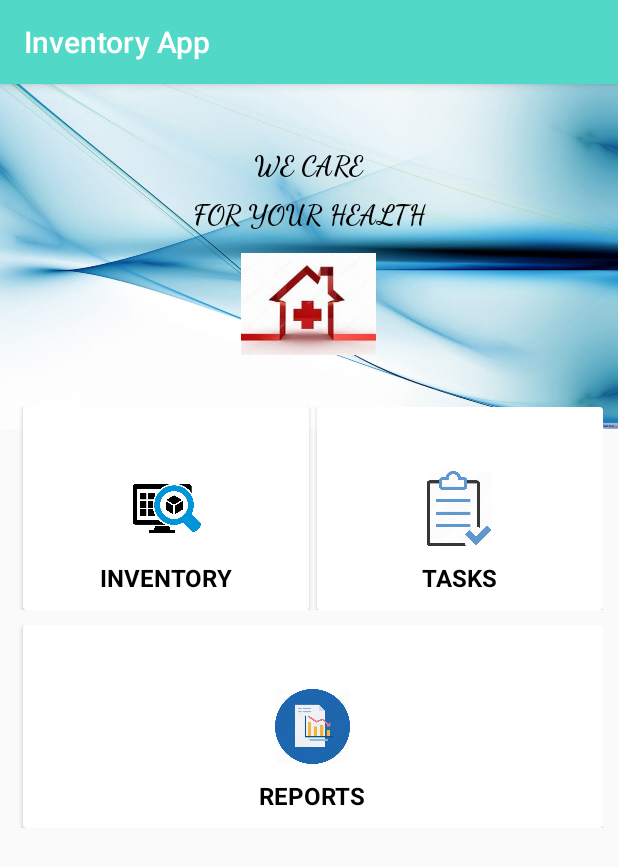
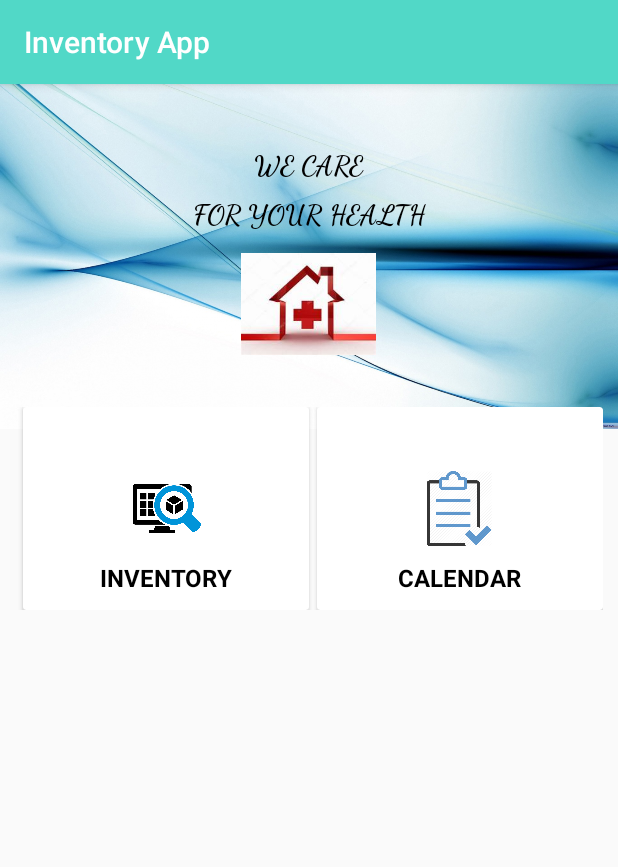
Before and after one commit to baramadalina/Android, an Android app: the SecondActivity screen opened directly, with no data from a screen before it, on a phone screen of 412 x 824 dp. Shown: the top 867 px of the screen. Run offline under Robolectric (Android 15) with nearby library versions, the phone set to English and light mode, and no system bars.

Commit message:
add calendar in order to perform equipment reservation later

```diff
--- a/app/src/main/AndroidManifest.xml
+++ b/app/src/main/AndroidManifest.xml
@@ -39,6 +39,7 @@
                 android:name="android.app.searchable"
                 android:resource="@menu/menu_search"></meta-data>
         </activity>
+        <activity android:name=".activities.CalendarActivity" />
 
     </application>
 
--- a/app/src/main/java/com/androidtutorialshub/loginregister/activities/SecondActivity.java
+++ b/app/src/main/java/com/androidtutorialshub/loginregister/activities/SecondActivity.java
@@ -11,43 +11,31 @@ import com.androidtutorialshub.loginregister.R;
 public class SecondActivity extends AppCompatActivity {
 
     private Button btn_inventory;
-    private Button btn_tasks;
-    private Button btn_reports;
+    private Button btn_calendar;
 
     @Override
     protected void onCreate(Bundle savedInstanceState) {
         super.onCreate(savedInstanceState);
         setContentView(R.layout.activity_second);
 
-        btn_inventory=(Button)findViewById(R.id.ButtonInventory);
-        btn_tasks=(Button)findViewById(R.id.ButtonTasks);
-        btn_reports=(Button)findViewById(R.id.ButtonReports);
+        btn_inventory = (Button) findViewById(R.id.ButtonInventory);
+        btn_calendar = (Button) findViewById(R.id.ButtonCalendar);
 
         btn_inventory.setOnClickListener(new View.OnClickListener() {
             @Override
             public void onClick(View view) {
-                Intent inventoryIntent=new Intent(SecondActivity.this, InventoryListActivity.class);
+                Intent inventoryIntent = new Intent(SecondActivity.this, InventoryListActivity.class);
                 SecondActivity.this.startActivity(inventoryIntent);
             }
         });
 
-        btn_tasks.setOnClickListener(new View.OnClickListener() {
+        btn_calendar.setOnClickListener(new View.OnClickListener() {
             @Override
-            public void onClick(View view) {
-                Intent tasksIntent=new Intent(SecondActivity.this,TasksActivity.class);
-                SecondActivity.this.startActivity(tasksIntent);
+            public void onClick(View v) {
+                Intent intent = new Intent(SecondActivity.this, CalendarActivity.class);
+                startActivity(intent);
             }
         });
 
-        btn_reports.setOnClickListener(new View.OnClickListener() {
-            @Override
-            public void onClick(View view) {
-                Intent reportsIntent=new Intent(SecondActivity.this,ReportsActivity.class);
-                SecondActivity.this.startActivity(reportsIntent);
-
-            }
-        });
-
-
     }
 }
--- a/app/src/main/res/layout/activity_second.xml
+++ b/app/src/main/res/layout/activity_second.xml
@@ -157,7 +157,7 @@
                                     <TextView
                                         android:layout_width="wrap_content"
                                         android:layout_height="wrap_content"
-                                        android:text="TASKS"
+                                        android:text="CALENDAR"
                                         android:textColor="#000000"
                                         android:textSize="16sp"
                                         android:layout_below="@+id/ImageViewTask"
@@ -166,90 +166,32 @@
                                         android:layout_marginBottom="10dp"
                                         android:textStyle="normal|bold" />
 
+                                    <TextView
+                                        android:id="@+id/date"
+                                        android:layout_width="0dp"
+                                        android:layout_height="51dp"
+                                        android:text="Date"
+                                        android:textAlignment="center"
+                                        android:textSize="45dp"
+                                        android:visibility="visible" />
 
                                     <Button
                                         android:layout_width="match_parent"
                                         android:layout_height="match_parent"
-                                        android:id="@+id/ButtonTasks"
+                                        android:id="@+id/ButtonCalendar"
                                         android:background="@android:color/transparent"
                                         android:layout_alignParentBottom="true" />
 
-
                                 </RelativeLayout>
-
-
                             </android.support.v7.widget.CardView>
-
-
-
                         </LinearLayout>
-                        <LinearLayout
-                            android:layout_width="match_parent"
-                            android:layout_height="135dp"
-                            android:orientation="horizontal"
-                            android:layout_marginBottom="10dp">
-
-
-                            <android.support.v7.widget.CardView
-                                android:layout_width="match_parent"
-                                android:layout_height="match_parent"
-                                android:layout_weight="1"
-                                android:gravity="center"
-                                android:layout_marginLeft="5dp"
-                                android:orientation="vertical">
-
-                                <RelativeLayout
-                                    android:layout_width="match_parent"
-                                    android:layout_height="match_parent">
-
-                                    <ImageView
-                                        android:layout_width="50dp"
-                                        android:layout_height="50dp"
-                                        android:src="@drawable/report"
-                                        android:layout_centerInParent="true"
-                                        android:id="@+id/ImageViewReport" />
-
-                                    <TextView
-                                        android:layout_width="wrap_content"
-                                        android:layout_height="wrap_content"
-                                        android:text="REPORTS"
-                                        android:textColor="#000000"
-                                        android:textSize="16sp"
-                                        android:layout_below="@+id/ImageViewReport"
-                                        android:layout_centerHorizontal="true"
-                                        android:layout_marginTop="10dp"
-                                        android:layout_marginBottom="10dp"
-                                        android:textStyle="normal|bold" />
-
-
-                                    <Button
-                                        android:layout_width="match_parent"
-                                        android:layout_height="match_parent"
-                                        android:id="@+id/ButtonReports"
-                                        android:background="@android:color/transparent"/>
-
-
-                                </RelativeLayout>
-
-
-                            </android.support.v7.widget.CardView>
-
-
-                        </LinearLayout>
-
 
                     </LinearLayout>
 
-
                 </RelativeLayout>
-
 
             </LinearLayout>
 
-
-
         </ScrollView>
 
-
-
     </RelativeLayout>
--- a/app/src/main/res/values-w820dp/dimens.xml
+++ /dev/null
@@ -1,6 +0,0 @@
-<resources>
-    <!-- Example customization of dimensions originally defined in res/values/dimens.xml
-         (such as screen margins) for screens with more than 820dp of available width. This
-         would include 7" and 10" devices in landscape (~960dp and ~1280dp respectively). -->
-    <dimen name="activity_horizontal_margin">64dp</dimen>
-</resources>
```
Also changed, not shown: app/src/main/java/com/androidtutorialshub/loginregister/activities/CalendarActivity.java (added, +119 -0 lines), app/src/main/java/com/androidtutorialshub/loginregister/model/Day.java (deleted, +0 -72 lines), app/src/main/java/com/androidtutorialshub/loginregister/model/Reservation.java (+37 -8 lines), app/src/main/java/com/androidtutorialshub/loginregister/sql/DatabaseHelper.java (+20 -1 lines), app/src/main/res/layout/calendar_layout.xml (added, +35 -0 lines), app/src/main/res/values-v21/styles.xml (deleted, +0 -9 lines), app/src/main/res/values/styles.xml (+20 -0 lines).
